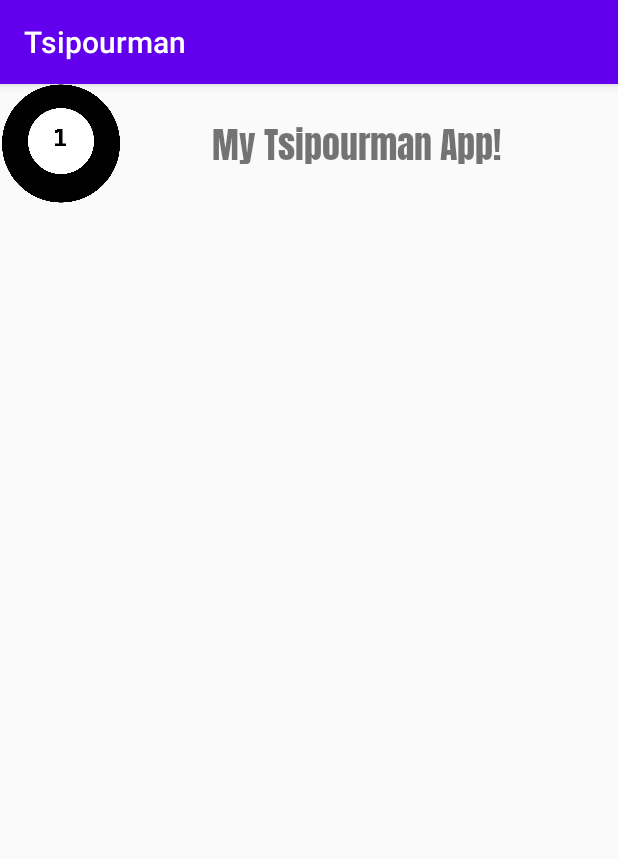
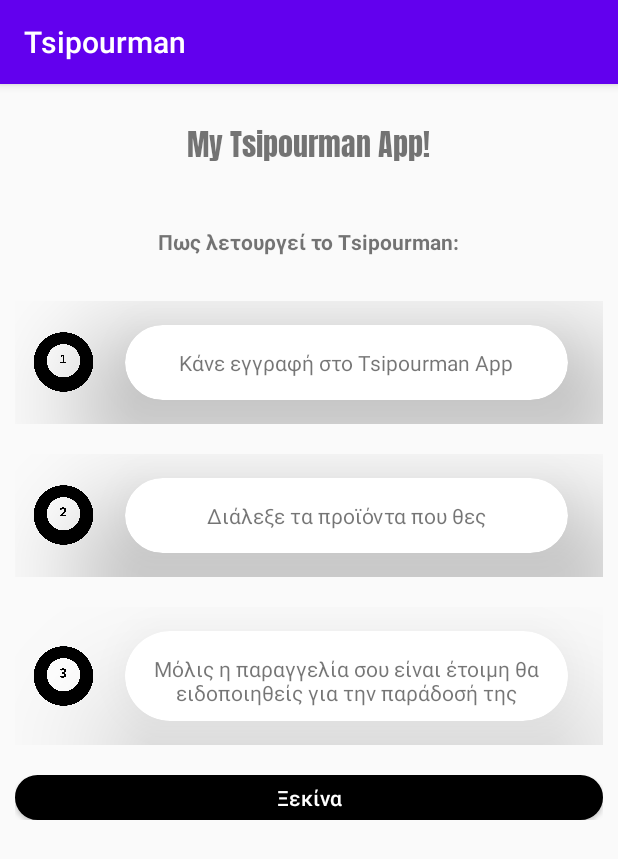
Before and after one commit to tsprodromos/Tsipourman, an Android app: the screen it shows after launch (MainActivity), on a phone screen of 412 x 824 dp. Shown: the top 859 px of the screen. Run offline under Robolectric (Android 15) with nearby library versions, the phone set to English and light mode, and no system bars.

Commit message:
first activity

```diff
--- a/app/build.gradle
+++ b/app/build.gradle
@@ -29,9 +29,10 @@ android {
 
 dependencies {
 
-    implementation 'com.android.support:appcompat-v7:28.0.0'
+    implementation 'androidx.appcompat:appcompat:1.6.0-alpha05'
     implementation 'com.android.support.constraint:constraint-layout:2.0.4'
+    implementation 'androidx.cardview:cardview:1.0.0'
+    implementation 'com.google.android.material:material:1.7.0-alpha03'
     testImplementation 'junit:junit:4.13.2'
-    androidTestImplementation 'com.android.support.test:runner:1.0.2'
     androidTestImplementation 'com.android.support.test.espresso:espresso-core:3.0.2'
 }
--- a/app/src/main/AndroidManifest.xml
+++ b/app/src/main/AndroidManifest.xml
@@ -14,6 +14,9 @@
         android:theme="@style/Theme.Tsipourman"
         tools:targetApi="31">
         <activity
+            android:name=".MainActivity2"
+            android:exported="false" />
+        <activity
             android:name=".MainActivity"
             android:exported="true">
             <intent-filter>
--- /dev/null
+++ b/app/src/main/java/com/example/tsipourman/MainActivity2.java
@@ -0,0 +1,21 @@
+package com.example.tsipourman;
+
+import android.support.v7.app.AppCompatActivity;
+import android.os.Bundle;
+import android.widget.Button;
+import android.widget.LinearLayout;
+
+public class MainActivity2 extends AppCompatActivity {
+
+    @Override
+    protected void onCreate(Bundle savedInstanceState) {
+        super.onCreate(savedInstanceState);
+        setContentView(R.layout.activity_main2);
+
+        Button btn = (Button)findViewById(R.id.button);
+
+        android.widget.LinearLayout.LayoutParams lp = new LinearLayout.LayoutParams(LinearLayout.LayoutParams.WRAP_CONTENT,60); // 60 is height you can set it as u need
+
+        btn.setLayoutParams(lp);
+    }
+}
--- /dev/null
+++ b/app/src/main/res/drawable/round.xml
@@ -0,0 +1,6 @@
+<?xml version="1.0" encoding="utf-8"?>
+<shape xmlns:android="http://schemas.android.com/apk/res/android">
+    <solid android:color="@color/black"/>
+    <stroke android:color="@color/black" android:width="1.5dp"/>
+    <corners android:radius="15dp"/>
+</shape>
--- a/app/src/main/res/layout/activity_main.xml
+++ b/app/src/main/res/layout/activity_main.xml
@@ -1,10 +1,24 @@
 <?xml version="1.0" encoding="utf-8"?>
-<android.support.constraint.ConstraintLayout xmlns:android="http://schemas.android.com/apk/res/android"
+<LinearLayout xmlns:android="http://schemas.android.com/apk/res/android"
     xmlns:app="http://schemas.android.com/apk/res-auto"
     xmlns:tools="http://schemas.android.com/tools"
     android:layout_width="match_parent"
     android:layout_height="match_parent"
+    android:orientation="vertical"
     tools:context=".MainActivity">
+
+
+    <LinearLayout
+        android:layout_width="match_parent"
+        android:layout_height="wrap_content"
+        android:orientation="vertical" >
+
+        <LinearLayout
+            android:layout_width="match_parent"
+            android:layout_height="wrap_content"
+            android:gravity="center"
+            android:orientation="horizontal"
+            android:padding="20dp">
 
             <TextView
                 android:id="@+id/welcome_string"
@@ -12,20 +26,140 @@
                 android:layout_height="wrap_content"
                 android:fontFamily="@font/anton"
                 android:text="@string/welcome"
-        android:textSize="24sp"
-        app:layout_constraintBottom_toBottomOf="parent"
-        app:layout_constraintEnd_toEndOf="parent"
-        app:layout_constraintHorizontal_bias="0.644"
-        app:layout_constraintStart_toStartOf="parent"
-        app:layout_constraintTop_toTopOf="parent"
-        app:layout_constraintVertical_bias="0.023" />
+                android:textSize="20sp" />
+
+        </LinearLayout>
+
+        <LinearLayout
+            android:layout_width="match_parent"
+            android:layout_height="wrap_content"
+            android:gravity="center"
+            android:orientation="horizontal"
+            android:padding="20dp">
+
+            <TextView
+                android:id="@+id/explain_text"
+                android:layout_width="wrap_content"
+                android:layout_height="wrap_content"
+                android:text="Πως λετουργεί το Tsipourman:"
+                android:textStyle="bold" />
+        </LinearLayout>
+
+        <LinearLayout
+            android:layout_width="match_parent"
+            android:layout_height="wrap_content"
+            android:gravity="center"
+            android:orientation="horizontal"
+            android:padding="10dp">
 
             <ImageView
-        android:id="@+id/imageView"
-        android:layout_width="81dp"
-        android:layout_height="79dp"
-        app:srcCompat="@drawable/step1"
-        tools:layout_editor_absoluteX="16dp"
-        tools:layout_editor_absoluteY="225dp" />
+                android:id="@+id/step1"
+                android:layout_width="50dp"
+                android:layout_height="40dp"
+                app:srcCompat="@drawable/step1" />
 
-</android.support.constraint.ConstraintLayout>
+            <androidx.cardview.widget.CardView
+                android:id="@+id/card1"
+                android:layout_width="295dp"
+                android:layout_height="50dp"
+                android:layout_centerInParent="true"
+                android:layout_margin="16dp"
+                android:layout_marginTop="80dp"
+                android:layout_marginEnd="24dp"
+                android:foregroundGravity="center"
+                app:cardCornerRadius="30dp"
+                app:cardElevation="50dp">
+
+                <TextView
+                    android:layout_width="fill_parent"
+                    android:layout_height="wrap_content"
+                    android:layout_marginTop="15dp"
+                    android:gravity="center"
+                    android:text="Κάνε εγγραφή στο Tsipourman App" />
+            </androidx.cardview.widget.CardView>
+        </LinearLayout>
+        <LinearLayout
+            android:layout_width="match_parent"
+            android:layout_height="wrap_content"
+            android:gravity="center"
+            android:orientation="horizontal"
+            android:padding="10dp">
+
+            <ImageView
+                android:id="@+id/step2"
+                android:layout_width="50dp"
+                android:layout_height="40dp"
+                app:srcCompat="@drawable/step2" />
+
+            <androidx.cardview.widget.CardView
+                android:id="@+id/card2"
+                android:layout_width="295dp"
+                android:layout_height="50dp"
+                android:layout_centerInParent="true"
+                android:layout_margin="16dp"
+                android:layout_marginTop="80dp"
+                android:layout_marginEnd="24dp"
+                android:foregroundGravity="center"
+                app:cardCornerRadius="30dp"
+                app:cardElevation="50dp">
+                <TextView
+                    android:layout_width="fill_parent"
+                    android:layout_height="wrap_content"
+                    android:layout_marginTop="15dp"
+                    android:gravity="center"
+                    android:text="Διάλεξε τα προϊόντα που θες" />
+            </androidx.cardview.widget.CardView>
+        </LinearLayout>
+        <LinearLayout
+            android:layout_width="match_parent"
+            android:layout_height="wrap_content"
+            android:gravity="center"
+            android:orientation="horizontal"
+            android:padding="10dp">
+
+            <ImageView
+                android:id="@+id/step3"
+                android:layout_width="50dp"
+                android:layout_height="40dp"
+                app:srcCompat="@drawable/step3" />
+
+            <androidx.cardview.widget.CardView
+                android:id="@+id/card3"
+                android:layout_width="295dp"
+                android:layout_height="60dp"
+                android:layout_centerInParent="true"
+                android:layout_margin="16dp"
+                android:layout_marginTop="80dp"
+                android:layout_marginEnd="24dp"
+                android:foregroundGravity="center"
+                app:cardCornerRadius="30dp"
+                app:cardElevation="50dp">
+                <TextView
+                    android:layout_width="fill_parent"
+                    android:layout_height="wrap_content"
+                    android:layout_marginTop="15dp"
+                    android:gravity="center"
+                    android:text="Μόλις η παραγγελία σου είναι έτοιμη θα ειδοποιηθείς για την παράδοσή της" />
+            </androidx.cardview.widget.CardView>
+        </LinearLayout>
+        <LinearLayout
+            android:layout_width="match_parent"
+            android:layout_height="wrap_content"
+            android:gravity="center"
+            android:orientation="horizontal"
+            android:padding="10dp">
+
+
+            <Button
+                android:id="@+id/button"
+                android:layout_width="wrap_content"
+                android:layout_height="30dp"
+                android:layout_weight="1"
+                android:text="Ξεκίνα"
+                android:textColor="@color/white"
+                android:background="@drawable/round"
+                android:textAllCaps="false"
+                />
+        </LinearLayout>
+    </LinearLayout>
+</LinearLayout>
--- a/app/src/main/res/values/strings.xml
+++ b/app/src/main/res/values/strings.xml
@@ -1,4 +1,5 @@
 <resources>
     <string name="app_name">Tsipourman</string>
     <string name="welcome">My Tsipourman App!</string>
+    <string name="step1_text">Κάνε λογαριασμό στο Tsipourman App</string>
 </resources>
```
Also changed, not shown: app/src/main/res/drawable/step2.png (added), app/src/main/res/drawable/step3.png (added). Lines whose indentation alone changed are shown as unchanged.
